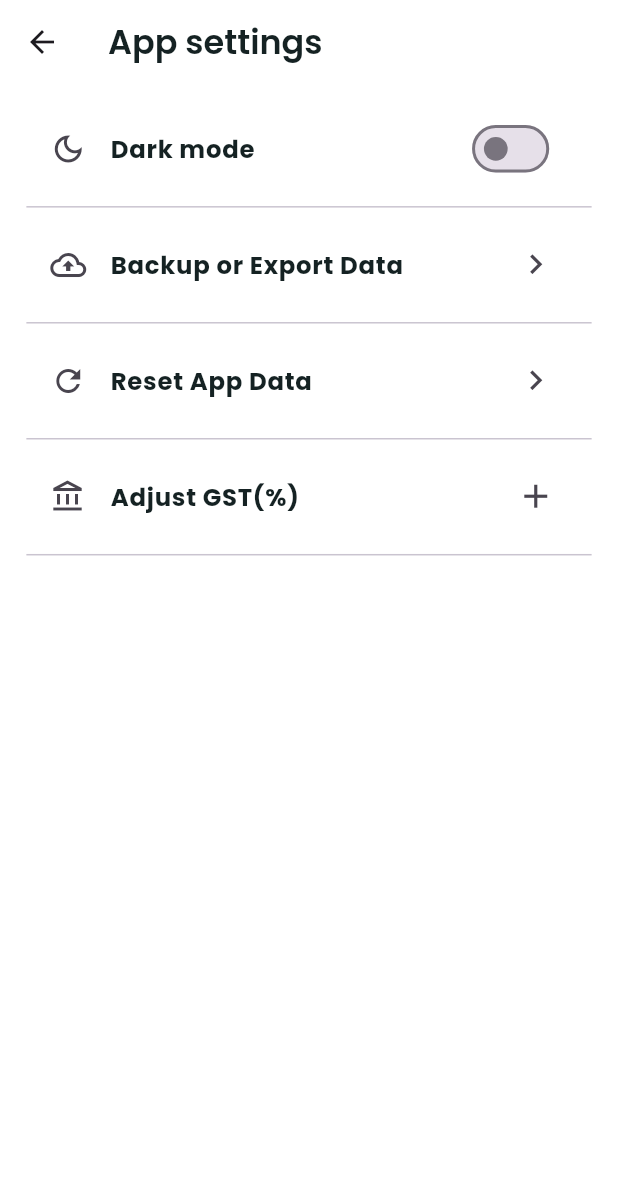
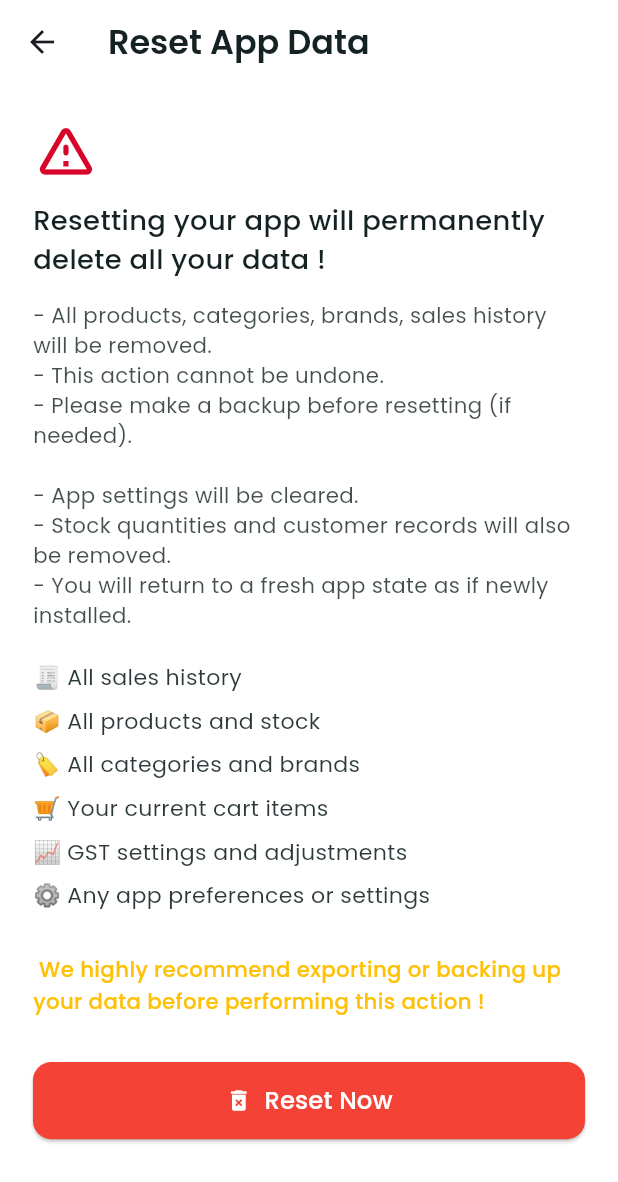
Before and after one commit to yadukrishnan369/beatbox, a Flutter app: the AppSettingsScreen screen opened by its route, after a tap on "Reset App Data", on a phone screen of 412 x 824 dp. Shown: the top 1182 px of the screen. Run offline on Flutter 3.47's test engine with Material 3 defaults, Android fonts, the light colour scheme and no system bars; our stand-ins replace fl_chart, flutter_phoenix, flutter_screenutil, google_fonts, hive, hive_flutter and 5 more; accounts and stored records are empty.

Commit message:
added reset data option

```diff
--- a/lib/features/app_settings_info_management/ui/app_settings_screen.dart
+++ b/lib/features/app_settings_info_management/ui/app_settings_screen.dart
@@ -1,6 +1,7 @@
 import 'package:beatbox/core/app_colors.dart';
 import 'package:beatbox/features/app_settings_info_management/controller/theme_controller.dart';
 import 'package:beatbox/features/app_settings_info_management/widgets/gst_adjustment.dart';
+import 'package:beatbox/routes/app_routes.dart';
 import 'package:flutter/material.dart';
 import 'package:flutter_screenutil/flutter_screenutil.dart';
 
@@ -68,7 +69,9 @@ class AppSettingsScreen extends StatelessWidget {
               leading: Icon(Icons.refresh),
               title: 'Reset App Data',
               trailing: Icon(Icons.chevron_right, size: 24.w),
-              onTap: () {},
+              onTap: () {
+                Navigator.pushNamed(context, AppRoutes.resetApp);
+              },
             ),
             SizedBox(height: 10.h),
             _buildSettingItem(
--- /dev/null
+++ b/lib/features/app_settings_info_management/ui/reset_app_data_screen.dart
@@ -0,0 +1,112 @@
+import 'package:beatbox/core/app_colors.dart';
+import 'package:beatbox/features/app_settings_info_management/widgets/reset_confirmation_dialog.dart';
+import 'package:flutter/material.dart';
+import 'package:flutter_screenutil/flutter_screenutil.dart';
+
+class ResetAppDataScreen extends StatelessWidget {
+  const ResetAppDataScreen({super.key});
+
+  @override
+  Widget build(BuildContext context) {
+    return Scaffold(
+      backgroundColor: AppColors.white,
+      appBar: AppBar(
+        title: Text(
+          "Reset App Data",
+          style: TextStyle(
+            fontSize: 22.sp,
+            fontWeight: FontWeight.w600,
+            color: AppColors.textPrimary,
+          ),
+        ),
+        backgroundColor: AppColors.white,
+      ),
+      body: SingleChildScrollView(
+        physics: BouncingScrollPhysics(),
+        padding: EdgeInsets.all(20.w),
+        child: Column(
+          crossAxisAlignment: CrossAxisAlignment.start,
+          children: [
+            Icon(
+              Icons.warning_amber_rounded,
+              color: AppColors.error,
+              size: 40.w,
+            ),
+            SizedBox(height: 12.h),
+            Text(
+              "Resetting your app will permanently delete all your data !",
+              style: TextStyle(
+                fontSize: 18.sp,
+                fontWeight: FontWeight.w500,
+                color: AppColors.textPrimary,
+              ),
+            ),
+            SizedBox(height: 14.h),
+            Text(
+              "- All products, categories, brands, sales history will be removed.\n"
+              "- This action cannot be undone.\n"
+              "- Please make a backup before resetting (if needed).\n\n"
+              "- App settings will be cleared.\n"
+              "- Stock quantities and customer records will also be removed.\n"
+              "- You will return to a fresh app state as if newly installed.",
+              style: TextStyle(
+                fontSize: 14.sp,
+                color: AppColors.textPrimary.withOpacity(0.8),
+              ),
+            ),
+            SizedBox(height: 20.h),
+            _buildResetItems("🧾 All sales history"),
+            _buildResetItems("📦 All products and stock"),
+            _buildResetItems("🏷️ All categories and brands"),
+            _buildResetItems("🛒 Your current cart items"),
+            _buildResetItems("📈 GST settings and adjustments"),
+            _buildResetItems("⚙️ Any app preferences or settings"),
+            SizedBox(height: 20.h),
+            Text(
+              " We highly recommend exporting or backing up your data before performing this action !",
+              style: TextStyle(
+                fontSize: 14.sp,
+                color: AppColors.warning,
+                fontWeight: FontWeight.w500,
+                height: 1.5,
+              ),
+            ),
+            SizedBox(height: 30.h),
+            SizedBox(
+              width: double.infinity,
+              child: ElevatedButton.icon(
+                icon: Icon(Icons.delete_forever_rounded),
+                label: Text("Reset Now", style: TextStyle(fontSize: 16.sp)),
+                style: ElevatedButton.styleFrom(
+                  backgroundColor: Colors.red,
+                  foregroundColor: Colors.white,
+                  padding: EdgeInsets.symmetric(vertical: 14.h),
+                  shape: RoundedRectangleBorder(
+                    borderRadius: BorderRadius.circular(12.r),
+                  ),
+                ),
+                onPressed: () {
+                  ResetConfirmationDialog.showFirstDialog(context);
+                },
+              ),
+            ),
+            SizedBox(height: 20.h),
+          ],
+        ),
+      ),
+    );
+  }
+}
+
+Widget _buildResetItems(String text) {
+  return Padding(
+    padding: EdgeInsets.only(bottom: 8.h),
+    child: Text(
+      text,
+      style: TextStyle(
+        fontSize: 14.5.sp,
+        color: AppColors.textPrimary.withOpacity(0.9),
+      ),
+    ),
+  );
+}
--- a/lib/main.dart
+++ b/lib/main.dart
@@ -3,6 +3,7 @@ import 'package:beatbox/core/app_colors.dart';
 import 'package:beatbox/features/app_settings_info_management/controller/theme_controller.dart';
 import 'package:beatbox/features/app_settings_info_management/ui/app_info_screen.dart';
 import 'package:beatbox/features/app_settings_info_management/ui/faq_screen.dart';
+import 'package:beatbox/features/app_settings_info_management/ui/reset_app_data_screen.dart';
 import 'package:beatbox/features/app_settings_info_management/ui/user_manual_screen.dart';
 import 'package:beatbox/features/auth/biometric_screen.dart';
 import 'package:beatbox/features/bill_management/ui/bill_details_screen.dart';
@@ -37,6 +38,7 @@ import 'package:beatbox/features/product_management/ui/product_details_screen.da
 import 'package:beatbox/features/product_management/ui/products_screen.dart';
 import 'package:beatbox/features/product_management/ui/edit_delete_product_screen.dart';
 import 'package:flutter/material.dart';
+import 'package:flutter_phoenix/flutter_phoenix.dart';
 import 'package:flutter_screenutil/flutter_screenutil.dart';
 import 'package:google_fonts/google_fonts.dart';
 import 'package:path_provider/path_provider.dart';
@@ -65,7 +67,7 @@ void main() async {
   await ThemeController.loadTheme();
   AppColors.updateTheme(ThemeController.isDarkMode.value);
 
-  runApp(const MyApp());
+  runApp(Phoenix(child: const MyApp()));
 }
 
 class MyApp extends StatefulWidget {
@@ -159,6 +161,7 @@ class _MyAppState extends State<MyApp> {
                 AppRoutes.brandAndCategory:
                     (context) => BrandAndCategoryScreen(),
                 AppRoutes.appSettings: (context) => AppSettingsScreen(),
+                AppRoutes.resetApp: (context) => ResetAppDataScreen(),
                 AppRoutes.cart: (context) => CartScreen(),
                 AppRoutes.billing: (context) => BillingScreen(),
                 AppRoutes.salesAndCustomer:
--- a/lib/routes/app_routes.dart
+++ b/lib/routes/app_routes.dart
@@ -1,5 +1,6 @@
 import 'package:beatbox/features/app_settings_info_management/ui/app_info_screen.dart';
 import 'package:beatbox/features/app_settings_info_management/ui/faq_screen.dart';
+import 'package:beatbox/features/app_settings_info_management/ui/reset_app_data_screen.dart';
 import 'package:beatbox/features/app_settings_info_management/ui/user_manual_screen.dart';
 import 'package:beatbox/features/bill_management/ui/bill_details_screen.dart';
 import 'package:beatbox/features/bill_management/ui/bill_history_screen.dart';
@@ -42,6 +43,7 @@ class AppRoutes {
   static const String productDetails = '/productDetails';
   static const String brandAndCategory = '/brandAndCategory';
   static const String appSettings = '/appSettings';
+  static const String resetApp = '/resetApp';
   static const String cart = '/cart';
   static const String billing = '/billing';
   static const String salesAndCustomer = '/salesAndCustomer';
@@ -70,6 +72,7 @@ class AppRoutes {
     productDetails: (context) => ProductDetailsScreen(),
     brandAndCategory: (context) => BrandAndCategoryScreen(),
     appSettings: (context) => AppSettingsScreen(),
+    resetApp: (context) => ResetAppDataScreen(),
     cart: (context) => CartScreen(),
     billing: (context) => BillingScreen(),
     salesAndCustomer: (context) => SalesAndCustomerScreen(),
--- a/lib/utils/gst_utils.dart
+++ b/lib/utils/gst_utils.dart
@@ -1,7 +1,7 @@
 import 'package:hive/hive.dart';
 
 class GSTUtils {
-  static const _boxName = 'app_settings';
+  static const _boxName = 'gstBox';
   static const _key = 'gst_rate';
 
   //fetch GST rate
--- a/pubspec.yaml
+++ b/pubspec.yaml
@@ -45,6 +45,7 @@ dependencies:
   open_file: ^3.5.10
   fl_chart: ^1.0.0
   shared_preferences: ^2.5.3
+  flutter_phoenix: ^1.1.1
 
 
   # The following adds the Cupertino Icons font to your application.
```
Also changed, not shown: lib/features/app_settings_info_management/controller/reset_controller.dart (added, +54 -0 lines), lib/features/app_settings_info_management/widgets/reset_confirmation_dialog.dart (added, +82 -0 lines), lib/widgets/Loading_widgets/reset_app_loading_widget.dart (added, +104 -0 lines), pubspec.lock.
